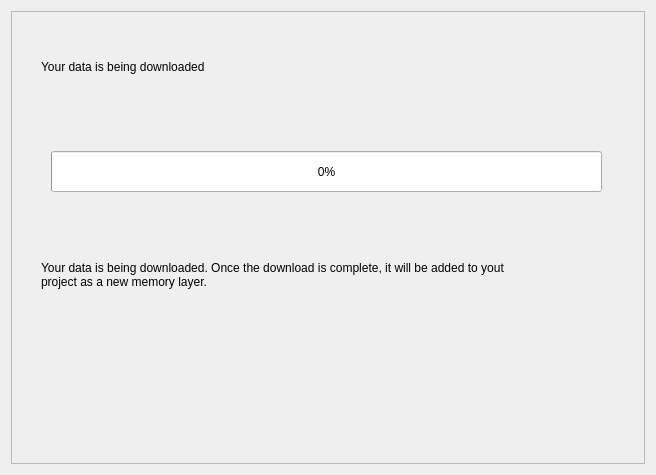
This is cadasta/gui/ui/wizard/step_project_download02.ui in Cadasta/cadasta-qgis-plugin as Qt 5 draws it before an edit. The edited form follows.
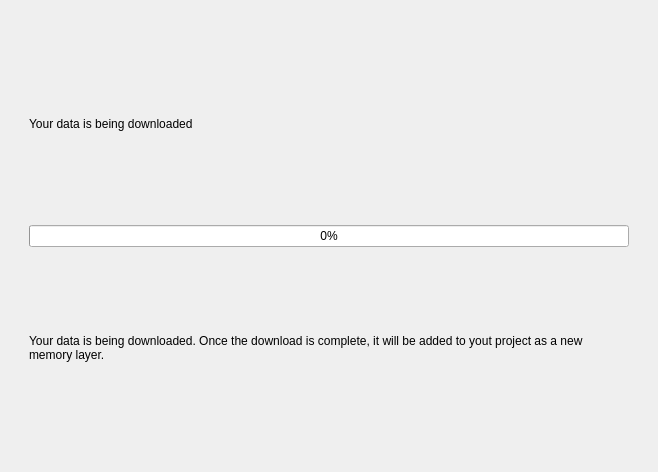
This is the edited form.

```diff
--- a/cadasta/gui/ui/wizard/step_project_download02.ui
+++ b/cadasta/gui/ui/wizard/step_project_download02.ui
@@ -6,8 +6,8 @@
    <rect>
     <x>0</x>
     <y>0</y>
-    <width>656</width>
-    <height>475</height>
+    <width>658</width>
+    <height>472</height>
    </rect>
   </property>
   <property name="sizePolicy">
@@ -22,34 +22,43 @@
   <layout class="QVBoxLayout" name="verticalLayout_2">
    <item>
     <widget class="QFrame" name="frame">
+     <property name="sizePolicy">
+      <sizepolicy hsizetype="Preferred" vsizetype="Preferred">
+       <horstretch>0</horstretch>
+       <verstretch>0</verstretch>
+      </sizepolicy>
+     </property>
      <property name="frameShape">
-      <enum>QFrame::StyledPanel</enum>
+      <enum>QFrame::NoFrame</enum>
      </property>
      <property name="frameShadow">
       <enum>QFrame::Raised</enum>
      </property>
+     <layout class="QVBoxLayout" name="verticalLayout">
+      <item>
+       <layout class="QVBoxLayout" name="verticalLayout_3">
+        <property name="margin">
+         <number>9</number>
+        </property>
+        <item>
+         <widget class="QLabel" name="warning_label">
+          <property name="text">
+           <string>Your data is being downloaded</string>
+          </property>
+          <property name="wordWrap">
+           <bool>true</bool>
+          </property>
+         </widget>
+        </item>
+        <item>
      <widget class="QProgressBar" name="progress_bar">
-      <property name="geometry">
-       <rect>
-        <x>40</x>
-        <y>140</y>
-        <width>551</width>
-        <height>41</height>
-       </rect>
-      </property>
       <property name="value">
        <number>0</number>
       </property>
      </widget>
+        </item>
+        <item>
      <widget class="QLabel" name="label_6">
-      <property name="geometry">
-       <rect>
-        <x>30</x>
-        <y>230</y>
-        <width>491</width>
-        <height>68</height>
-       </rect>
-      </property>
       <property name="text">
        <string>Your data is being downloaded. Once the download is complete, it will be added to yout project as a new memory layer.</string>
       </property>
@@ -57,22 +66,10 @@
        <bool>true</bool>
       </property>
      </widget>
-     <widget class="QLabel" name="warning_label">
-      <property name="geometry">
-       <rect>
-        <x>30</x>
-        <y>40</y>
-        <width>491</width>
-        <height>31</height>
-       </rect>
-      </property>
-      <property name="text">
-       <string>Your data is being downloaded</string>
-      </property>
-      <property name="wordWrap">
-       <bool>true</bool>
-      </property>
-     </widget>
+        </item>
+       </layout>
+      </item>
+     </layout>
     </widget>
    </item>
   </layout>
```
Lines whose indentation alone changed are shown as unchanged.
